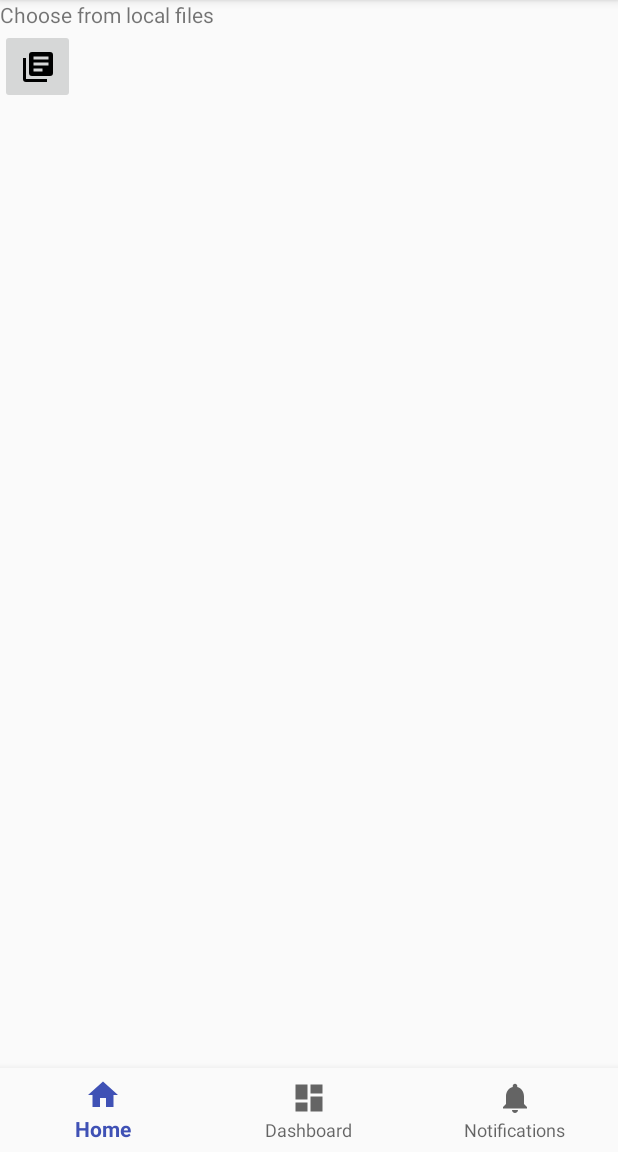
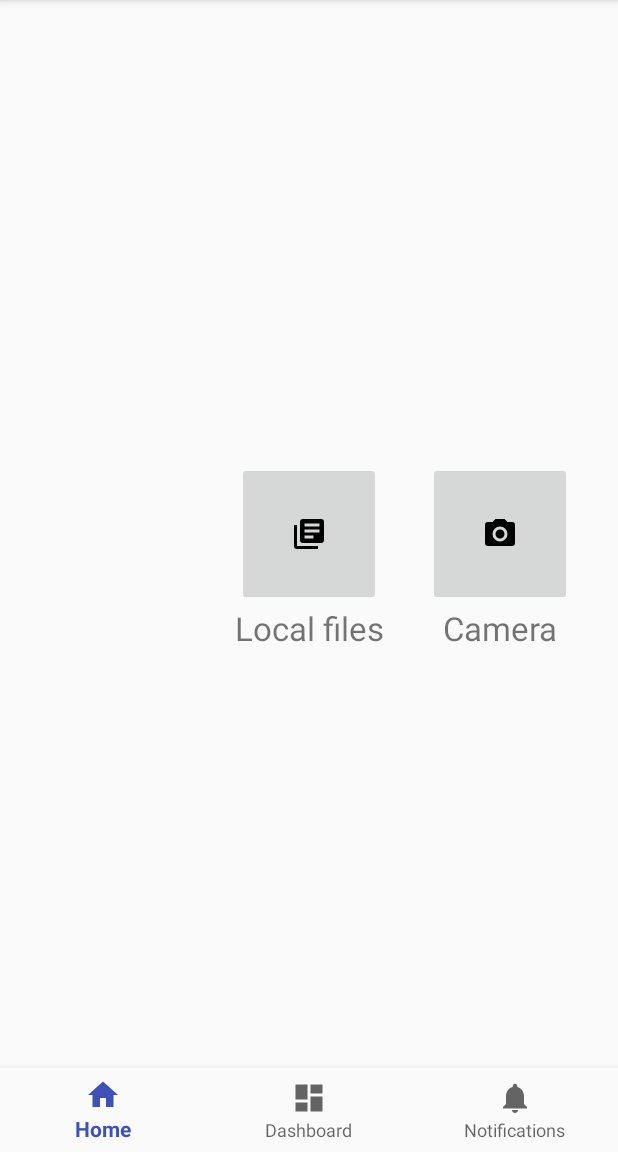
Before and after one commit to Doko-Demo-Doa/Akane, an Android app: the screen it shows after launch (MainActivity), on a phone screen of 412 x 824 dp, the part 84-1236 px from its top. Run offline under Robolectric (Android 15) with nearby library versions, the phone set to English and light mode, and no system bars; our stand-ins replace ButterKnife.

Commit message:
Minor fix

```diff
--- a/app/src/main/res/layout/fragment_home.xml
+++ b/app/src/main/res/layout/fragment_home.xml
@@ -1,29 +1,53 @@
 <?xml version="1.0" encoding="utf-8"?>
-<android.support.constraint.ConstraintLayout xmlns:android="http://schemas.android.com/apk/res/android"
-                                             xmlns:app="http://schemas.android.com/apk/res-auto"
-                                             xmlns:tools="http://schemas.android.com/tools"
-                                             android:layout_width="match_parent"
-                                             android:layout_height="match_parent"
-                                             android:orientation="vertical">
+<android.support.constraint.ConstraintLayout
+    xmlns:android="http://schemas.android.com/apk/res/android"
+    xmlns:app="http://schemas.android.com/apk/res-auto"
+    xmlns:tools="http://schemas.android.com/tools"
+    android:layout_width="match_parent"
+    android:layout_height="match_parent"
+    android:orientation="vertical">
 
-  <TextView
-      android:id="@+id/textView"
-      android:layout_width="wrap_content"
-      android:layout_height="wrap_content"
-      android:text="@string/fragment_home_local_files"
-      app:layout_constraintLeft_toLeftOf="parent"
-      app:layout_constraintTop_toTopOf="parent"
-      tools:layout_constraintLeft_creator="1"
-      tools:layout_constraintTop_creator="1"/>
 
   <ImageButton
       android:id="@+id/btn_local"
-      android:layout_width="50dp"
-      android:layout_height="50dp"
-      app:layout_constraintLeft_toLeftOf="@+id/textView"
-      app:layout_constraintTop_toBottomOf="@+id/textView"
+      android:layout_width="96dp"
+      android:layout_height="96dp"
+      app:layout_constraintBottom_toBottomOf="parent"
+      app:layout_constraintLeft_toLeftOf="parent"
+      app:layout_constraintRight_toRightOf="parent"
+      app:layout_constraintTop_toTopOf="parent"
       app:srcCompat="@drawable/ic_library"
       tools:layout_constraintLeft_creator="1"
       tools:layout_constraintTop_creator="1"/>
 
+  <TextView
+      android:layout_width="wrap_content"
+      android:layout_height="wrap_content"
+      android:text="@string/fragment_home_local_files"
+      android:textSize="22sp"
+      app:layout_constraintLeft_toLeftOf="@+id/btn_local"
+      app:layout_constraintRight_toRightOf="@+id/btn_local"
+      app:layout_constraintTop_toBottomOf="@+id/btn_local"/>
+
+  <ImageButton
+      android:id="@+id/btn_camera"
+      android:layout_width="96dp"
+      android:layout_height="96dp"
+      app:layout_constraintBottom_toBottomOf="parent"
+      app:layout_constraintLeft_toRightOf="@+id/btn_local"
+      app:layout_constraintRight_toRightOf="parent"
+      app:layout_constraintTop_toTopOf="parent"
+      app:srcCompat="@drawable/ic_camera"
+      tools:layout_constraintLeft_creator="1"
+      tools:layout_constraintTop_creator="1"/>
+
+  <TextView
+      android:layout_width="wrap_content"
+      android:layout_height="wrap_content"
+      android:text="@string/fragment_home_camera"
+      android:textSize="22sp"
+      app:layout_constraintLeft_toLeftOf="@+id/btn_camera"
+      app:layout_constraintRight_toRightOf="@+id/btn_camera"
+      app:layout_constraintTop_toBottomOf="@+id/btn_camera"/>
+
 </android.support.constraint.ConstraintLayout>
--- a/app/src/main/res/values/strings.xml
+++ b/app/src/main/res/values/strings.xml
@@ -4,6 +4,6 @@
   <string name="title_dashboard">Dashboard</string>
   <string name="title_notifications">Notifications</string>
 
-  <string name="fragment_home_local_files">Choose from local files</string>
-  <string name="fragment_home_camera">Capture photos</string>
+  <string name="fragment_home_local_files">Local files</string>
+  <string name="fragment_home_camera">Camera</string>
 </resources>
```
